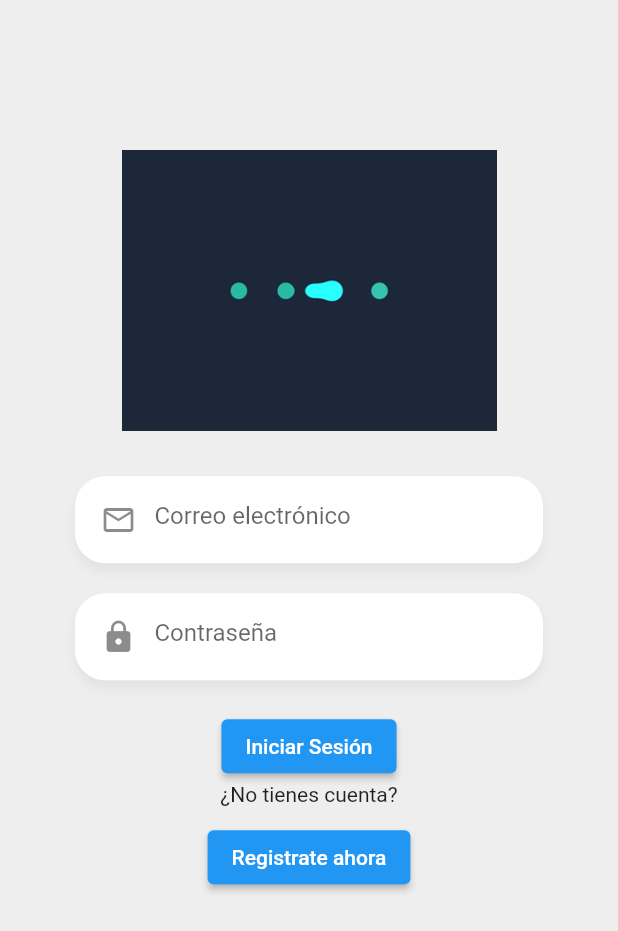
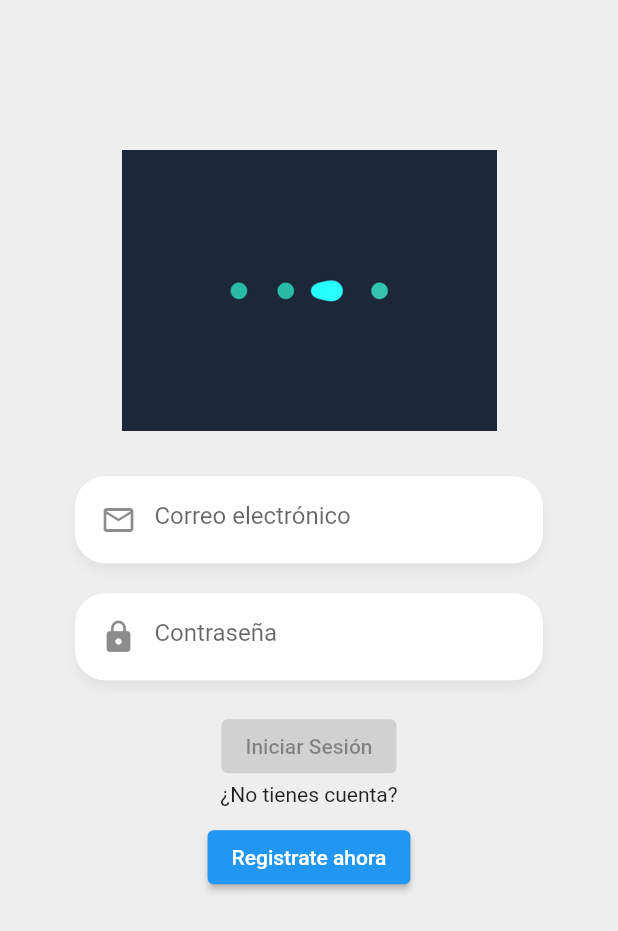
Before and after one commit to SergioCruzS/Flutter, a Flutter app: the screen it shows after launch, after a tap on "Iniciar Sesión", on a phone screen of 412 x 824 dp. Shown: the top 931 px of the screen. Run offline on Flutter 3.47's test engine with Material 2 defaults, Android fonts, the phone set to English and light mode, and no system bars; our stand-ins replace card_swiper, pie_chart, socket_io_client, youtube_player_flutter; accounts and stored records are empty; network calls fail.

Commit message:
Avance conexión login con backend

```diff
--- /dev/null
+++ b/infopelis/lib/global/enviroment.dart
@@ -0,0 +1,6 @@
+
+
+class Enviroment{
+  static String apiUrl = 'http://192.168.100.11:3000/api';
+  static String socketUrl = 'http://192.168.100.11:3000';
+}
--- a/infopelis/lib/main.dart
+++ b/infopelis/lib/main.dart
@@ -4,6 +4,7 @@ import 'package:infopelis/screens/details_screen.dart';
 import 'package:infopelis/screens/home_screen.dart';
 import 'package:infopelis/screens/login_screen.dart';
 import 'package:infopelis/screens/register_screen.dart';
+import 'package:infopelis/services/auth_service.dart';
 import 'package:infopelis/services/socket_service.dart';
 import 'package:provider/provider.dart';
 
@@ -20,6 +21,9 @@ class AppState extends StatelessWidget {
         ),
         ChangeNotifierProvider(
           create: (_) => MoviesProvider(),
+        ),
+        ChangeNotifierProvider(
+          create: (_) => AuthService(),
         )
       ],
       child: MyApp(),
--- /dev/null
+++ b/infopelis/lib/models/login_response.dart
@@ -0,0 +1,28 @@
+// To parse this JSON data, do
+//
+//     final loginResponse = loginResponseFromJson(jsonString);
+
+import 'dart:convert';
+
+import 'package:infopelis/models/user.dart';
+
+LoginResponse loginResponseFromJson(String str) => LoginResponse.fromJson(json.decode(str));
+
+
+class LoginResponse {
+    LoginResponse({
+        required this.ok,
+        required this.userDb,
+        required this.token,
+    });
+
+    bool ok;
+    User userDb;
+    String token;
+
+    factory LoginResponse.fromJson(Map<String, dynamic> json) => LoginResponse(
+        ok: json["ok"],
+        userDb: User.fromJson(json["userDB"]),
+        token: json["token"],
+    );
+}
--- /dev/null
+++ b/infopelis/lib/models/user.dart
@@ -0,0 +1,37 @@
+// To parse this JSON data, do
+//
+//     final user = userFromJson(jsonString);
+
+import 'dart:convert';
+
+User userFromJson(String str) => User.fromJson(json.decode(str));
+
+String userToJson(User data) => json.encode(data.toJson());
+
+class User {
+    User({
+        required this.name,
+        required this.email,
+        required this.online,
+        required this.uid,
+    });
+
+    String name;
+    String email;
+    bool online;
+    String uid;
+
+    factory User.fromJson(Map<String, dynamic> json) => User(
+        name: json["name"],
+        email: json["email"],
+        online: json["online"],
+        uid: json["uid"],
+    );
+
+    Map<String, dynamic> toJson() => {
+        "name": name,
+        "email": email,
+        "online": online,
+        "uid": uid,
+    };
+}
--- a/infopelis/lib/screens/login_screen.dart
+++ b/infopelis/lib/screens/login_screen.dart
@@ -1,6 +1,8 @@
 import 'package:flutter/material.dart';
 import 'package:infopelis/screens/home_screen.dart';
+import 'package:infopelis/services/auth_service.dart';
 import 'package:infopelis/widgets/customTextField.dart';
+import 'package:provider/provider.dart';
 
 class LoginScreen extends StatelessWidget {
 
@@ -55,6 +57,7 @@ class __FormState extends State<_Form> {
 
   @override
   Widget build(BuildContext context) {
+    final authService = Provider.of<AuthService>(context);
     return Container(
       padding: EdgeInsets.symmetric(horizontal: 50),
       child: Column(
@@ -72,7 +75,13 @@ class __FormState extends State<_Form> {
             textController: passwordController,
             isPassword: true,
           ),
-          ElevatedButton(onPressed: (){}, child: Text('Iniciar Sesión'))
+          ElevatedButton(
+            onPressed: authService.accessing ? null : (){
+              FocusScope.of(context).unfocus();
+              authService.login(emailController.text.trim(), passwordController.text);
+            },
+            child: Text('Iniciar Sesión')
+          )
         ],
       ),
     );
--- /dev/null
+++ b/infopelis/lib/services/auth_service.dart
@@ -0,0 +1,48 @@
+import 'dart:convert';
+
+import 'package:flutter/material.dart';
+import 'package:http/http.dart' as http;
+import 'package:infopelis/global/enviroment.dart';
+import 'package:infopelis/models/login_response.dart';
+import 'package:infopelis/models/user.dart';
+
+class AuthService with ChangeNotifier{
+
+  late User user;
+  bool _accessing = false;
+
+  bool get accessing => this._accessing;
+
+  set accessing(bool value){
+    this._accessing = value;
+    notifyListeners();
+  }
+
+  Future login( String email, String password) async {
+
+    this.accessing = true;
+
+    final data ={
+      'email': email,
+      'password': password
+    };
+
+    final resp = await http.post(Uri.parse('${Enviroment.apiUrl}/login'),
+       body: jsonEncode(data),
+       headers: {
+         'Content-Type': 'application/json'
+       }
+    );
+
+    if ( resp.statusCode == 200 ) {
+      final loginResponse = loginResponseFromJson(resp.body);
+      this.user = loginResponse.userDb;
+    }
+
+    print(resp.body);
+
+    this.accessing = false;
+
+  }
+
+}
```
